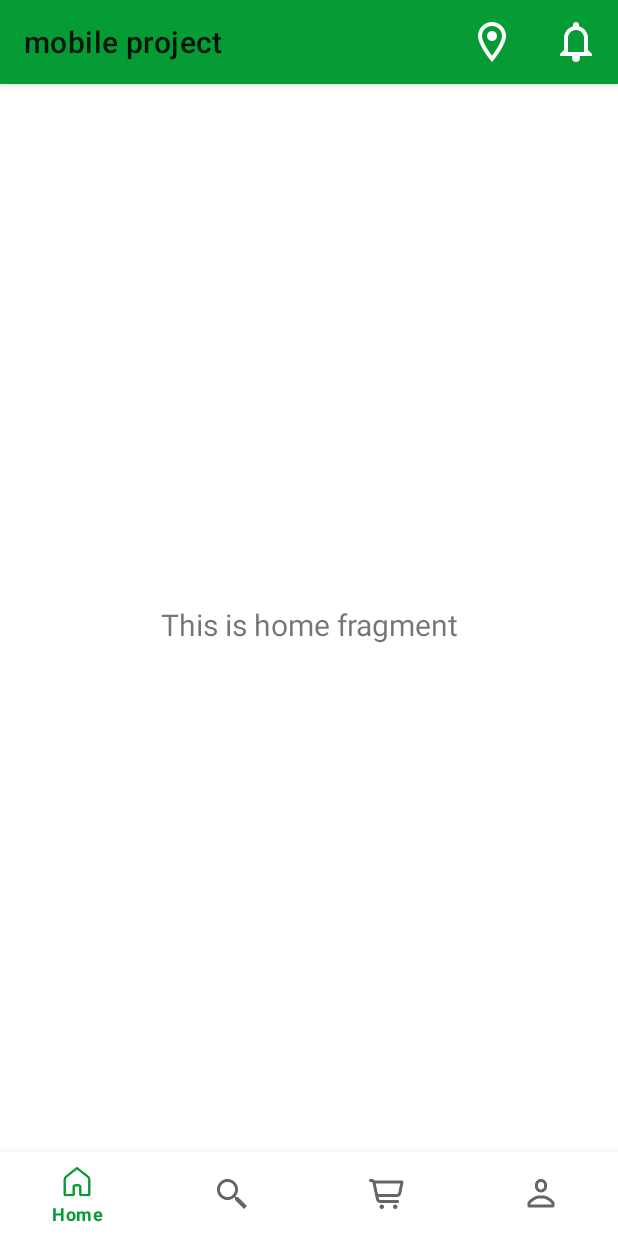
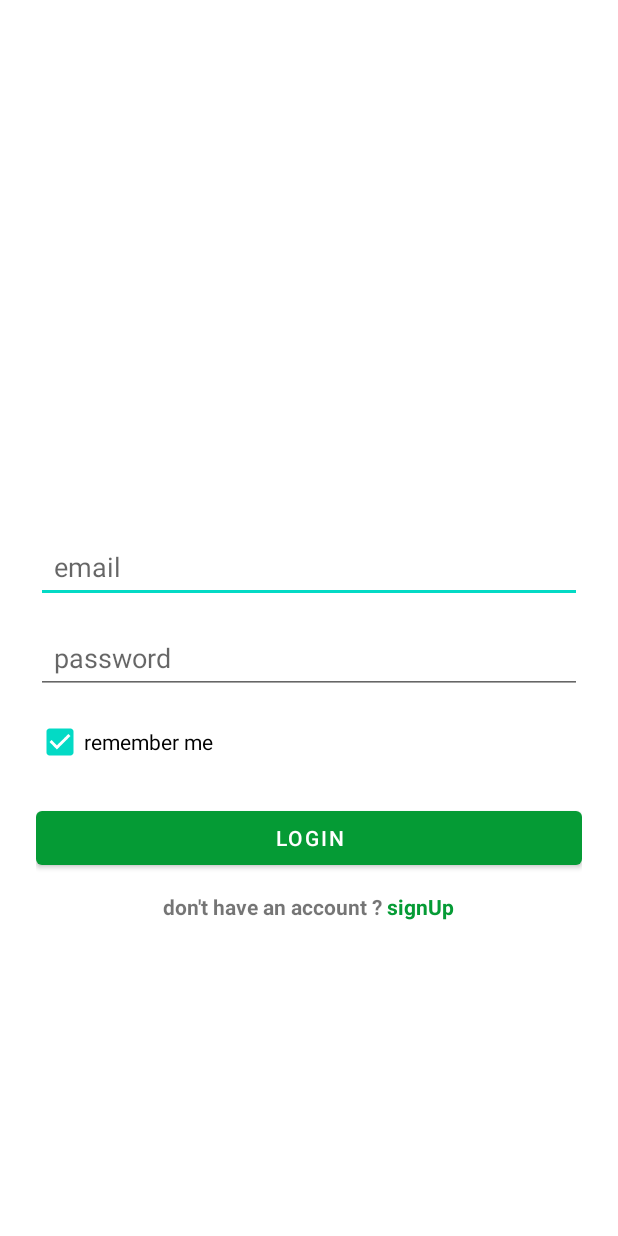
Before and after one commit to Rami-cd/Mobile-Project, an Android app: the screen it shows after launch (MainActivity before the commit, LoginActivity after it), on a phone screen of 412 x 824 dp. Run offline under Robolectric (Android 15) with nearby library versions, the phone set to English and light mode, and no system bars; our stand-ins replace Volley; libraries missing offline, so code that uses them is left out: com.auth0.android.

Commit message:
register_login

```diff
--- a/app/build.gradle.kts
+++ b/app/build.gradle.kts
@@ -4,7 +4,7 @@ plugins {
 
 android {
     namespace = "com.example.mobileproject"
-    compileSdk = 34
+    compileSdk = 35
 
     defaultConfig {
         applicationId = "com.example.mobileproject"
@@ -43,7 +43,10 @@ dependencies {
     implementation(libs.lifecycle.viewmodel.ktx)
     implementation(libs.navigation.fragment)
     implementation(libs.navigation.ui)
+    implementation(libs.activity)
     testImplementation(libs.junit)
     androidTestImplementation(libs.ext.junit)
     androidTestImplementation(libs.espresso.core)
+    implementation ("com.android.volley:volley:1.2.1")
+    implementation ("com.auth0.android:jwtdecode:2.0.0")
 }
--- /dev/null
+++ b/app/src/main/java/com/example/mobileproject/SplashActivity.java
@@ -0,0 +1,74 @@
+package com.example.mobileproject;
+
+import android.content.Intent;
+import android.content.SharedPreferences;
+import android.os.Bundle;
+import android.os.Handler;
+import android.util.Log;
+
+import androidx.activity.EdgeToEdge;
+import androidx.appcompat.app.AppCompatActivity;
+import androidx.core.graphics.Insets;
+import androidx.core.view.ViewCompat;
+import androidx.core.view.WindowInsetsCompat;
+import com.auth0.android.jwt.JWT;
+
+public class SplashActivity extends AppCompatActivity {
+
+    SharedPreferences credentials_sp;
+
+    String password, token;
+
+    @Override
+    protected void onCreate(Bundle savedInstanceState) {
+        super.onCreate(savedInstanceState);
+        EdgeToEdge.enable(this);
+        setContentView(R.layout.activity_splash);
+
+        credentials_sp = getSharedPreferences("credentials", MODE_PRIVATE);
+
+        // during the splash the sharef pref is checked
+        // for user password and token
+        new Handler().postDelayed(new Runnable() {
+            @Override
+            public void run() {
+                if(credentials_sp.contains("token") && credentials_sp.contains("password")) {
+                    token = credentials_sp.getString("token", "");
+                    password = credentials_sp.getString("password", "");
+                    Log.i("the token", token);
+                }
+                if (token != null && password != null) {
+                    // Check password against database if token exists
+                    Log.i("signal", "ping");
+                    if(validateToken(token)) {
+                        startActivity(new Intent(SplashActivity.this, MainActivity.class));
+                        finish();
+                    } else {
+                        // get new token
+                        // the time limit of the token is 1 month so this is not
+                        // a matter of concern now
+                    }
+                } else {
+                    // No login info found, proceed to login screen
+                    startActivity(new Intent(SplashActivity.this, LoginActivity.class));
+                    finish();
+                }
+            }
+        }, 2000); // 2-second splash delay
+    }
+
+    private boolean validateToken(String token) {
+        try {
+            JWT jwt = new JWT(token);
+
+            // Check the expiry date of the token
+            long expTime = jwt.getExpiresAt().getTime() / 1000; // Expiry in seconds
+            long currentTime = System.currentTimeMillis() / 1000; // Current time in seconds
+
+            // If current time is before expiry time, the token is valid
+            return expTime > currentTime;
+        } catch (Exception e) {
+            return false; // Invalid token
+        }
+    }
+}
--- /dev/null
+++ b/app/src/main/res/layout/activity_login.xml
@@ -0,0 +1,78 @@
+<?xml version="1.0" encoding="utf-8"?>
+<TableLayout xmlns:android="http://schemas.android.com/apk/res/android"
+    android:layout_width="match_parent"
+    android:layout_height="match_parent"
+    android:gravity="center"
+    android:orientation="vertical"
+    android:padding="24dp"
+    android:background="@color/white">
+
+    <!-- App Logo -->
+    <ImageView
+        android:layout_width="120dp"
+        android:layout_height="120dp"
+        android:layout_marginBottom="24dp" />
+
+    <!-- Email Input -->
+    <EditText
+        android:id="@+id/email_ed"
+        android:layout_width="match_parent"
+        android:layout_height="wrap_content"
+        android:hint="@string/email"
+        android:padding="12dp"
+        android:inputType="textEmailAddress" />
+
+    <!-- Password Input -->
+    <EditText
+        android:id="@+id/password_ed"
+        android:layout_width="match_parent"
+        android:layout_height="wrap_content"
+        android:hint="@string/password"
+        android:padding="12dp"
+        android:inputType="textPassword"
+        android:layout_marginTop="12dp" />
+
+    <CheckBox
+        android:id="@+id/remember_me_checkbox"
+        android:layout_width="match_parent"
+        android:layout_height="wrap_content"
+        android:layout_marginTop="8dp"
+        android:text="@string/remember_me"
+        android:checked="true"/>
+
+    <!-- Login Button -->
+    <Button
+        android:id="@+id/login_button"
+        android:layout_width="match_parent"
+        android:layout_height="wrap_content"
+        android:text="@string/login"
+        android:textColor="@android:color/white"
+        android:layout_marginTop="16dp"
+        android:onClick="login"/>
+
+    <TableRow
+        android:layout_width="wrap_content"
+        android:layout_height="match_parent"
+        android:gravity="center"
+        android:layout_marginTop="12dp">
+        <!-- Register Navigation -->
+        <TextView
+            android:layout_width="wrap_content"
+            android:layout_height="wrap_content"
+            android:text="@string/no_account_note"
+            android:textStyle="bold"
+            android:clickable="true"
+            android:focusable="true" />
+
+        <TextView
+            android:layout_width="wrap_content"
+            android:layout_height="wrap_content"
+            android:text="@string/sign_up"
+            android:textStyle="bold"
+            android:clickable="true"
+            android:focusable="true"
+            android:textColor="@color/brand_color"
+            android:onClick="go_to_signUp_activity" />
+
+    </TableRow>
+</TableLayout>
--- a/app/src/main/res/values/strings.xml
+++ b/app/src/main/res/values/strings.xml
@@ -11,4 +11,12 @@
     <string name="location">Location</string>
     <string name="setting">Setting</string>
     <string name="none">none</string>
+    <string name="email">email</string>
+    <string name="password">password</string>
+    <string name="login">login</string>
+    <string name="no_account_note">"don't have an account ? "</string>
+    <string name="sign_up">signUp</string>
+    <string name="remember_me">remember me</string>
+    <string name="username">username</string>
+    <string name="logout">logout</string>
 </resources>
--- a/app/src/main/res/values/themes.xml
+++ b/app/src/main/res/values/themes.xml
@@ -24,5 +24,9 @@
         <item name="android:background">@drawable/search_box_border</item> <!-- Border for the search box -->
     </style>
 
+    <style name="ButtonSignUpStyle" parent="Widget.AppCompat.Button.Colored">
+        <item name="android:textColor">@color/brand_color</item> <!-- Ensure text is visible -->
+        <item name="android:backgroundTint">@color/white</item> <!-- Set background -->
+    </style>
 
 </resources>
--- /dev/null
+++ b/app/src/main/res/xml/network_security_config.xml
@@ -0,0 +1,6 @@
+<?xml version="1.0" encoding="utf-8"?>
+<network-security-config>
+    <domain-config cleartextTrafficPermitted="true">
+        <domain includeSubdomains="true">192.168.0.102</domain>
+    </domain-config>
+</network-security-config>
--- a/gradle/libs.versions.toml
+++ b/gradle/libs.versions.toml
@@ -10,6 +10,7 @@ lifecycleLivedataKtx = "2.6.1"
 lifecycleViewmodelKtx = "2.6.1"
 navigationFragment = "2.8.4"
 navigationUi = "2.8.4"
+activity = "1.10.0"
 
 [libraries]
 junit = { group = "junit", name = "junit", version.ref = "junit" }
@@ -22,6 +23,7 @@ lifecycle-livedata-ktx = { group = "androidx.lifecycle", name = "lifecycle-lived
 lifecycle-viewmodel-ktx = { group = "androidx.lifecycle", name = "lifecycle-viewmodel-ktx", version.ref = "lifecycleViewmodelKtx" }
 navigation-fragment = { group = "androidx.navigation", name = "navigation-fragment", version.ref = "navigationFragment" }
 navigation-ui = { group = "androidx.navigation", name = "navigation-ui", version.ref = "navigationUi" }
+activity = { group = "androidx.activity", name = "activity", version.ref = "activity" }
 
 [plugins]
 android-application = { id = "com.android.application", version.ref = "agp" }
```
Also changed, not shown: app/src/main/AndroidManifest.xml (+15 -2 lines), app/src/main/java/com/example/mobileproject/LoginActivity.java (added, +150 -0 lines), app/src/main/java/com/example/mobileproject/RegisterActivity.java (added, +137 -0 lines), app/src/main/java/com/example/mobileproject/ui/Profile/Profile.java (+27 -0 lines), app/src/main/res/layout/activity_register.xml (added, +62 -0 lines), app/src/main/res/layout/activity_splash.xml (added, +18 -0 lines), app/src/main/res/layout/fragment_profile.xml (+7 -0 lines).
